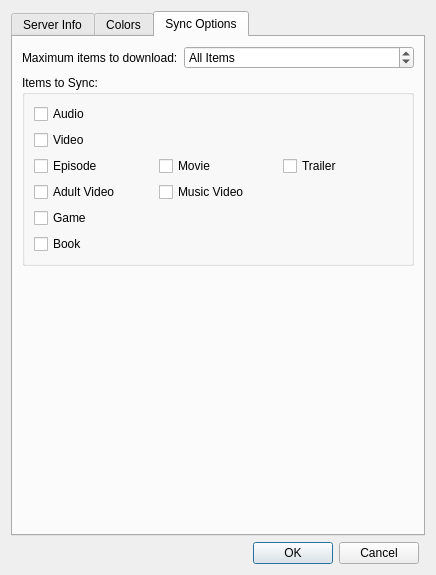
Before: the Qt Designer form UI/SettingsDlg.ui in towel42-com/EmbySync, drawn with Qt 5.
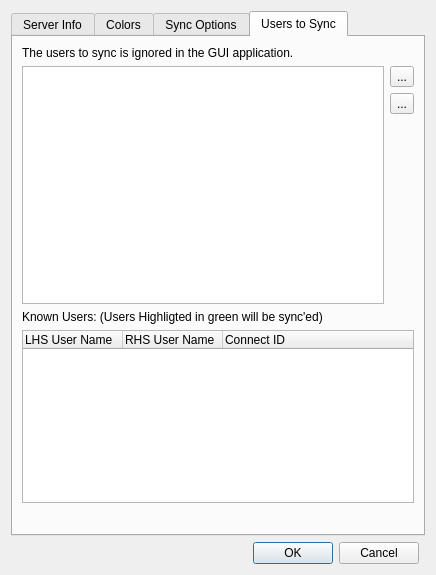
After: the same form once the commit is applied. Icons and pictures are not drawn. Custom widgets are drawn as their Qt base class.

Commit message: Added support to set the users to sync, and show in the settings which known users will be synced based on the settings

Patch:
```diff
--- a/UI/SettingsDlg.ui
+++ b/UI/SettingsDlg.ui
@@ -17,7 +17,7 @@
    <item row="2" column="0" colspan="2">
     <widget class="QTabWidget" name="tabWidget">
      <property name="currentIndex">
-      <number>2</number>
+      <number>3</number>
      </property>
      <widget class="QWidget" name="tab">
       <attribute name="title">
@@ -283,6 +283,106 @@
        </item>
       </layout>
      </widget>
+     <widget class="QWidget" name="tab_4">
+      <attribute name="title">
+       <string>Users to Sync</string>
+      </attribute>
+      <layout class="QGridLayout" name="gridLayout_5">
+       <item row="3" column="1">
+        <spacer name="verticalSpacer_2">
+         <property name="orientation">
+          <enum>Qt::Vertical</enum>
+         </property>
+         <property name="sizeHint" stdset="0">
+          <size>
+           <width>20</width>
+           <height>208</height>
+          </size>
+         </property>
+        </spacer>
+       </item>
+       <item row="6" column="0">
+        <spacer name="verticalSpacer_3">
+         <property name="orientation">
+          <enum>Qt::Vertical</enum>
+         </property>
+         <property name="sizeHint" stdset="0">
+          <size>
+           <width>20</width>
+           <height>40</height>
+          </size>
+         </property>
+        </spacer>
+       </item>
+       <item row="4" column="0" colspan="2">
+        <widget class="QLabel" name="label_6">
+         <property name="text">
+          <string>Known Users: (Users Highligted in green will be sync'ed)</string>
+         </property>
+        </widget>
+       </item>
+       <item row="1" column="1">
+        <widget class="QToolButton" name="addUser">
+         <property name="text">
+          <string>...</string>
+         </property>
+         <property name="icon">
+          <iconset resource="../SABUtils/resources/SABUtils.qrc">
+           <normaloff>:/SABUtilsResources/add.png</normaloff>:/SABUtilsResources/add.png</iconset>
+         </property>
+        </widget>
+       </item>
+       <item row="2" column="1">
+        <widget class="QToolButton" name="delUser">
+         <property name="text">
+          <string>...</string>
+         </property>
+         <property name="icon">
+          <iconset resource="../SABUtils/resources/SABUtils.qrc">
+           <normaloff>:/SABUtilsResources/delete.png</normaloff>:/SABUtilsResources/delete.png</iconset>
+         </property>
+        </widget>
+       </item>
+       <item row="1" column="0" rowspan="3">
+        <widget class="QListWidget" name="usersList"/>
+       </item>
+       <item row="5" column="0" colspan="2">
+        <widget class="QTreeWidget" name="knownUsers">
+         <property name="editTriggers">
+          <set>QAbstractItemView::NoEditTriggers</set>
+         </property>
+         <property name="alternatingRowColors">
+          <bool>true</bool>
+         </property>
+         <attribute name="headerStretchLastSection">
+          <bool>true</bool>
+         </attribute>
+         <column>
+          <property name="text">
+           <string>LHS User Name</string>
+          </property>
+         </column>
+         <column>
+          <property name="text">
+           <string>RHS User Name</string>
+          </property>
+         </column>
+         <column>
+          <property name="text">
+           <string>Connect ID</string>
+          </property>
+         </column>
+        </widget>
+       </item>
+       <item row="0" column="0">
+        <widget class="QLabel" name="label_7">
+         <property name="text">
+          <string>The users to sync is ignored in the GUI application.</string>
+         </property>
+        </widget>
+       </item>
+      </layout>
+     </widget>
     </widget>
    </item>
    <item row="3" column="0">
```
Left out of the diff: 1 changed line with no effect on the pictures. The commit also changes 2 other files.
